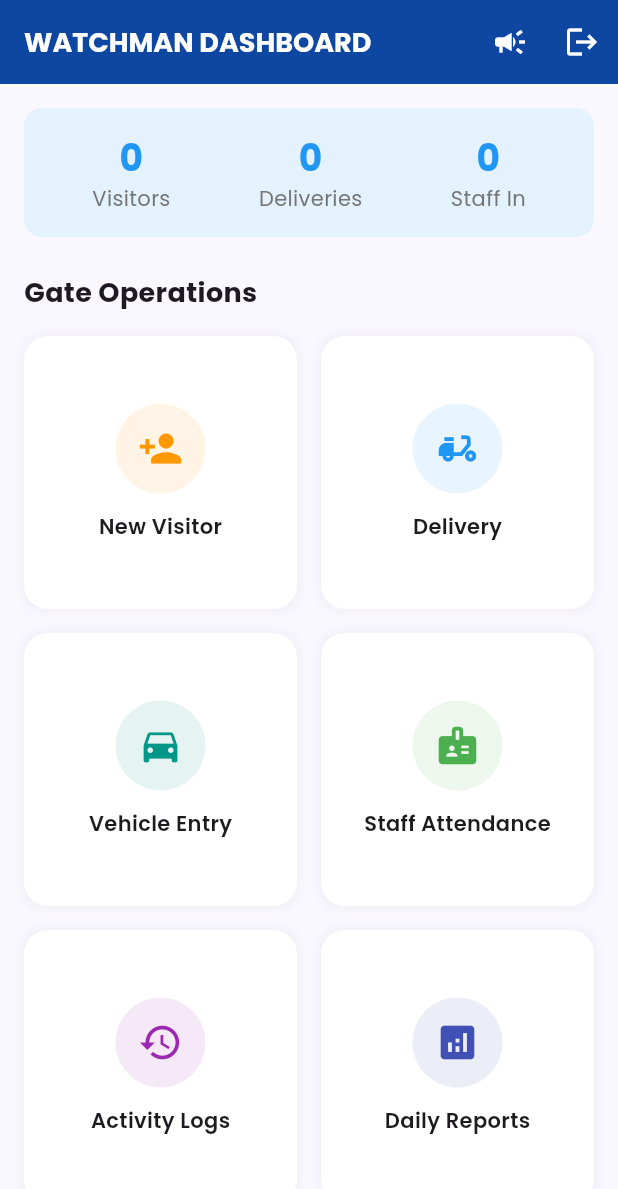
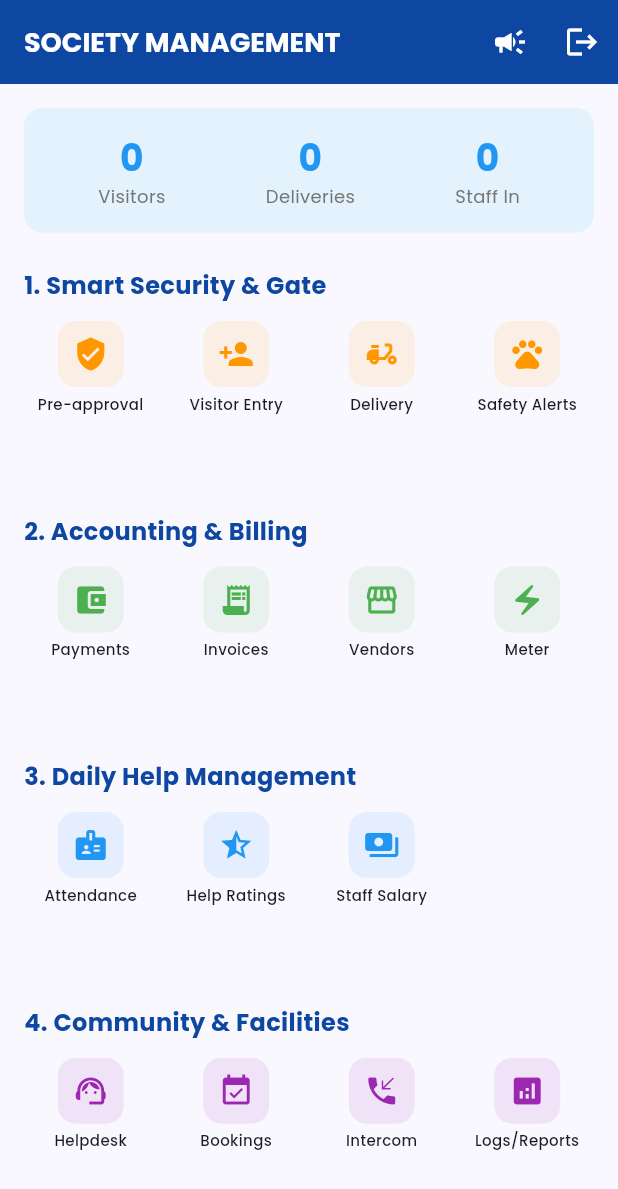
Before and after one commit to DipvisionInfotech/WatchmanApp, a Flutter app: the DashboardScreen screen opened directly, on a phone screen of 412 x 824 dp. Shown: the top 1189 px of the screen. Run offline on Flutter 3.47's test engine with Material 3 defaults, Android fonts, the phone set to English and light mode, and no system bars; our stand-ins replace font_awesome_flutter, google_fonts.

Commit message:
Add core features: Billing, Amenities, Helpdesk, and Pre-approvals

```diff
--- /dev/null
+++ b/lib/models/amenity.dart
@@ -0,0 +1,35 @@
+import 'package:flutter/material.dart';
+
+class Amenity {
+  final String id;
+  final String name;
+  final String description;
+  final IconData icon;
+  final bool isAvailable;
+
+  Amenity({
+    required this.id,
+    required this.name,
+    required this.description,
+    required this.icon,
+    this.isAvailable = true,
+  });
+}
+
+class AmenityBooking {
+  final String id;
+  final String amenityId;
+  final String residentName;
+  final DateTime startTime;
+  final DateTime endTime;
+  final String status; // pending, confirmed, cancelled
+
+  AmenityBooking({
+    required this.id,
+    required this.amenityId,
+    required this.residentName,
+    required this.startTime,
+    required this.endTime,
+    required this.status,
+  });
+}
--- /dev/null
+++ b/lib/models/bill.dart
@@ -0,0 +1,19 @@
+enum BillStatus { paid, unpaid, overdue }
+
+class Bill {
+  final String id;
+  final String title;
+  final double amount;
+  final DateTime dueDate;
+  final BillStatus status;
+  final String? gstNumber;
+
+  Bill({
+    required this.id,
+    required this.title,
+    required this.amount,
+    required this.dueDate,
+    this.status = BillStatus.unpaid,
+    this.gstNumber,
+  });
+}
--- /dev/null
+++ b/lib/models/complaint.dart
@@ -0,0 +1,19 @@
+enum ComplaintStatus { open, inProgress, resolved, closed }
+
+class Complaint {
+  final String id;
+  final String title;
+  final String description;
+  final String category;
+  final DateTime createdAt;
+  final ComplaintStatus status;
+
+  Complaint({
+    required this.id,
+    required this.title,
+    required this.description,
+    required this.category,
+    required this.createdAt,
+    this.status = ComplaintStatus.open,
+  });
+}
--- /dev/null
+++ b/lib/models/pre_approval.dart
@@ -0,0 +1,21 @@
+enum PreApprovalType { guest, delivery, cab }
+
+class PreApproval {
+  final String id;
+  final String name;
+  final String mobile;
+  final PreApprovalType type;
+  final String flatNumber;
+  final DateTime expectedDate;
+  final String code; // QR code or numeric code
+
+  PreApproval({
+    required this.id,
+    required this.name,
+    required this.mobile,
+    required this.type,
+    required this.flatNumber,
+    required this.expectedDate,
+    required this.code,
+  });
+}
--- a/lib/models/staff.dart
+++ b/lib/models/staff.dart
@@ -8,6 +8,8 @@ class Staff {
   final String? photoUrl;
   final bool isCheckedIn;
   final DateTime? lastCheckIn;
+  final double rating;
+  final double salary;
 
   Staff({
     required this.id,
@@ -17,5 +19,7 @@ class Staff {
     this.photoUrl,
     this.isCheckedIn = false,
     this.lastCheckIn,
+    this.rating = 4.5,
+    this.salary = 0,
   });
 }
--- a/lib/screens/dashboard_screen.dart
+++ b/lib/screens/dashboard_screen.dart
@@ -1,6 +1,7 @@
 import 'package:flutter/material.dart';
 import 'package:google_fonts/google_fonts.dart';
 import 'package:provider/provider.dart';
+import 'package:font_awesome_flutter/font_awesome_flutter.dart';
 import '../services/gate_provider.dart';
 import 'visitor_entry_screen.dart';
 import 'staff_management_screen.dart';
@@ -9,6 +10,10 @@ import 'vehicle_entry_screen.dart';
 import 'logs_screen.dart';
 import 'reports_screen.dart';
 import 'notices_screen.dart';
+import 'billing_screen.dart';
+import 'amenity_booking_screen.dart';
+import 'helpdesk_screen.dart';
+import 'pre_approval_screen.dart';
 
 class DashboardScreen extends StatelessWidget {
   const DashboardScreen({super.key});
@@ -17,7 +22,7 @@ class DashboardScreen extends StatelessWidget {
   Widget build(BuildContext context) {
     return Scaffold(
       appBar: AppBar(
-        title: Text('WATCHMAN DASHBOARD', style: GoogleFonts.poppins(fontWeight: FontWeight.bold, fontSize: 18)),
+        title: Text('SOCIETY MANAGEMENT', style: GoogleFonts.poppins(fontWeight: FontWeight.bold, fontSize: 18)),
         backgroundColor: Colors.blue.shade900,
         foregroundColor: Colors.white,
         actions: [
@@ -35,64 +40,178 @@ class DashboardScreen extends StatelessWidget {
           children: [
             _buildQuickStats(context),
             const SizedBox(height: 24),
-            Text('Gate Operations', style: GoogleFonts.poppins(fontSize: 18, fontWeight: FontWeight.bold)),
-            const SizedBox(height: 16),
-            GridView.count(
-              shrinkWrap: true,
-              physics: const NeverScrollableScrollPhysics(),
-              crossAxisCount: 2,
-              crossAxisSpacing: 16,
-              mainAxisSpacing: 16,
-              children: [
-                _buildMenuCard(
-                  context,
-                  'New Visitor',
-                  Icons.person_add,
-                  Colors.orange,
-                  () => Navigator.push(context, MaterialPageRoute(builder: (context) => const VisitorEntryScreen())),
-                ),
-                _buildMenuCard(
-                  context,
-                  'Delivery',
-                  Icons.delivery_dining,
-                  Colors.blue,
-                  () => Navigator.push(context, MaterialPageRoute(builder: (context) => const DeliveryManagementScreen())),
-                ),
-                _buildMenuCard(
-                  context,
-                  'Vehicle Entry',
-                  Icons.directions_car,
-                  Colors.teal,
-                  () => Navigator.push(context, MaterialPageRoute(builder: (context) => const VehicleEntryScreen())),
-                ),
-                _buildMenuCard(
-                  context,
-                  'Staff Attendance',
-                  Icons.badge,
-                  Colors.green,
-                  () => Navigator.push(context, MaterialPageRoute(builder: (context) => const StaffManagementScreen())),
-                ),
-                _buildMenuCard(
-                  context,
-                  'Activity Logs',
-                  Icons.history,
-                  Colors.purple,
-                  () => Navigator.push(context, MaterialPageRoute(builder: (context) => const LogsScreen())),
-                ),
-                _buildMenuCard(
-                  context,
-                  'Daily Reports',
-                  Icons.analytics,
-                  Colors.indigo,
-                  () => Navigator.push(context, MaterialPageRoute(builder: (context) => const ReportsScreen())),
-                ),
-              ],
-            ),
+
+            _buildSectionTitle('1. Smart Security & Gate'),
+            _buildFeatureGrid(context, [
+              _Feature(
+                'Pre-approval',
+                Icons.verified_user,
+                Colors.orange,
+                () => Navigator.push(context, MaterialPageRoute(builder: (context) => const PreApprovalScreen()))
+              ),
+              _Feature(
+                'Visitor Entry',
+                Icons.person_add,
+                Colors.orange,
+                () => Navigator.push(context, MaterialPageRoute(builder: (context) => const VisitorEntryScreen()))
+              ),
+              _Feature(
+                'Delivery',
+                Icons.delivery_dining,
+                Colors.orange,
+                () => Navigator.push(context, MaterialPageRoute(builder: (context) => const DeliveryManagementScreen()))
+              ),
+              _Feature(
+                'Safety Alerts',
+                Icons.pets,
+                Colors.orange,
+                () => _showPlaceholder(context, 'Child & Pet Safety')
+              ),
+            ]),
+
+            const SizedBox(height: 24),
+            _buildSectionTitle('2. Accounting & Billing'),
+            _buildFeatureGrid(context, [
+              _Feature(
+                'Payments',
+                Icons.account_balance_wallet,
+                Colors.green,
+                () => Navigator.push(context, MaterialPageRoute(builder: (context) => const BillingScreen()))
+              ),
+              _Feature(
+                'Invoices',
+                Icons.receipt_long,
+                Colors.green,
+                () => Navigator.push(context, MaterialPageRoute(builder: (context) => const BillingScreen()))
+              ),
+              _Feature(
+                'Vendors',
+                Icons.storefront,
+                Colors.green,
+                () => _showPlaceholder(context, 'Vendor Management')
+              ),
+              _Feature(
+                'Meter',
+                Icons.electric_bolt,
+                Colors.green,
+                () => _showPlaceholder(context, 'Prepaid Meter')
+              ),
+            ]),
+
+            const SizedBox(height: 24),
+            _buildSectionTitle('3. Daily Help Management'),
+            _buildFeatureGrid(context, [
+              _Feature(
+                'Attendance',
+                Icons.badge,
+                Colors.blue,
+                () => Navigator.push(context, MaterialPageRoute(builder: (context) => const StaffManagementScreen()))
+              ),
+              _Feature(
+                'Help Ratings',
+                Icons.star_half,
+                Colors.blue,
+                () => _showPlaceholder(context, 'Staff Ratings & Reviews')
+              ),
+              _Feature(
+                'Staff Salary',
+                Icons.payments,
+                Colors.blue,
+                () => _showPlaceholder(context, 'Salary Tracking')
+              ),
+            ]),
+
+            const SizedBox(height: 24),
+            _buildSectionTitle('4. Community & Facilities'),
+            _buildFeatureGrid(context, [
+              _Feature(
+                'Helpdesk',
+                Icons.support_agent,
+                Colors.purple,
+                () => Navigator.push(context, MaterialPageRoute(builder: (context) => const HelpdeskScreen()))
+              ),
+              _Feature(
+                'Bookings',
+                Icons.event_available,
+                Colors.purple,
+                () => Navigator.push(context, MaterialPageRoute(builder: (context) => const AmenityBookingScreen()))
+              ),
+              _Feature(
+                'Intercom',
+                Icons.phone_callback,
+                Colors.purple,
+                () => _showPlaceholder(context, 'Secure Internet Calling')
+              ),
+              _Feature(
+                'Logs/Reports',
+                Icons.analytics,
+                Colors.purple,
+                () => Navigator.push(context, MaterialPageRoute(builder: (context) => const LogsScreen()))
+              ),
+            ]),
+
             const SizedBox(height: 24),
             _buildEmergencySection(),
+            const SizedBox(height: 20),
           ],
         ),
       ),
+    );
+  }
+
+  Widget _buildSectionTitle(String title) {
+    return Padding(
+      padding: const EdgeInsets.only(bottom: 12),
+      child: Text(
+        title,
+        style: GoogleFonts.poppins(fontSize: 16, fontWeight: FontWeight.bold, color: Colors.blue.shade900)
+      ),
+    );
+  }
+
+  Widget _buildFeatureGrid(BuildContext context, List<_Feature> features) {
+    return GridView.builder(
+      shrinkWrap: true,
+      physics: const NeverScrollableScrollPhysics(),
+      gridDelegate: const SliverGridDelegateWithFixedCrossAxisCount(
+        crossAxisCount: 4,
+        crossAxisSpacing: 8,
+        mainAxisSpacing: 16,
+        childAspectRatio: 0.85,
+      ),
+      itemCount: features.length,
+      itemBuilder: (context, index) {
+        final f = features[index];
+        return InkWell(
+          onTap: f.onTap,
+          child: Column(
+            children: [
+              Container(
+                padding: const EdgeInsets.all(10),
+                decoration: BoxDecoration(
+                  color: f.color.withOpacity(0.1),
+                  borderRadius: BorderRadius.circular(12),
+                ),
+                child: Icon(f.icon, color: f.color, size: 24),
+              ),
+              const SizedBox(height: 4),
+              Text(
+                f.title,
+                textAlign: TextAlign.center,
+                style: GoogleFonts.poppins(fontSize: 10, fontWeight: FontWeight.w500),
+                maxLines: 2,
+                overflow: TextOverflow.ellipsis,
+              ),
+            ],
+          ),
+        );
+      },
+    );
+  }
+
+  void _showPlaceholder(BuildContext context, String title) {
+    ScaffoldMessenger.of(context).showSnackBar(
+      SnackBar(content: Text('$title feature coming soon!'), duration: const Duration(seconds: 1))
     );
   }
 
@@ -119,33 +238,8 @@ class DashboardScreen extends StatelessWidget {
     return Column(
       children: [
         Text(value, style: const TextStyle(fontSize: 24, fontWeight: FontWeight.bold, color: Colors.blue)),
-        Text(label, style: TextStyle(color: Colors.grey.shade600)),
+        Text(label, style: TextStyle(color: Colors.grey.shade600, fontSize: 12)),
       ],
-    );
-  }
-
-  Widget _buildMenuCard(BuildContext context, String title, IconData icon, Color color, VoidCallback onTap) {
-    return InkWell(
-      onTap: onTap,
-      child: Container(
-        decoration: BoxDecoration(
-          color: Colors.white,
-          borderRadius: BorderRadius.circular(16),
-          boxShadow: [BoxShadow(color: Colors.grey.withOpacity(0.1), spreadRadius: 2, blurRadius: 5)],
-        ),
-        child: Column(
-          mainAxisAlignment: MainAxisAlignment.center,
-          children: [
-            CircleAvatar(
-              backgroundColor: color.withOpacity(0.1),
-              radius: 30,
-              child: Icon(icon, color: color, size: 30),
-            ),
-            const SizedBox(height: 12),
-            Text(title, style: GoogleFonts.poppins(fontWeight: FontWeight.w600)),
-          ],
-        ),
-      ),
     );
   }
 
@@ -179,3 +273,12 @@ class DashboardScreen extends StatelessWidget {
     );
   }
 }
+
+class _Feature {
+  final String title;
+  final IconData icon;
+  final Color color;
+  final VoidCallback onTap;
+
+  _Feature(this.title, this.icon, this.color, this.onTap);
+}
--- a/lib/services/gate_provider.dart
+++ b/lib/services/gate_provider.dart
@@ -4,6 +4,10 @@ import '../models/staff.dart';
 import '../models/delivery.dart';
 import '../models/vehicle.dart';
 import '../models/notice.dart';
+import '../models/bill.dart';
+import '../models/amenity.dart';
+import '../models/pre_approval.dart';
+import '../models/complaint.dart';
 
 class GateProvider with ChangeNotifier {
   final List<Visitor> _visitors = [];
@@ -28,11 +32,46 @@ class GateProvider with ChangeNotifier {
     ),
   ];
 
+  final List<Bill> _bills = [
+    Bill(id: '1', title: 'July Maintenance', amount: 2500, dueDate: DateTime(2026, 7, 31), status: BillStatus.unpaid),
+    Bill(id: '2', title: 'Water Bill', amount: 450, dueDate: DateTime(2026, 7, 25), status: BillStatus.unpaid),
+  ];
+
+  final List<Amenity> _amenities = [
+    Amenity(id: '1', name: 'Clubhouse', description: 'Available for events', icon: Icons.meeting_room),
+    Amenity(id: '2', name: 'Swimming Pool', description: 'Open 6 AM - 10 PM', icon: Icons.pool),
+    Amenity(id: '3', name: 'Gym', description: '24/7 Access', icon: Icons.fitness_center),
+  ];
+
+  final List<PreApproval> _preApprovals = [];
+  final List<Complaint> _complaints = [];
+
   List<Visitor> get visitors => [..._visitors];
   List<Staff> get staffMembers => [..._staffMembers];
   List<Delivery> get deliveries => [..._deliveries];
   List<Vehicle> get vehicles => [..._vehicles];
   List<Notice> get notices => [..._notices];
+  List<Bill> get bills => [..._bills];
+  List<Amenity> get amenities => [..._amenities];
+  List<PreApproval> get preApprovals => [..._preApprovals];
+  List<Complaint> get complaints => [..._complaints];
+
+  double get totalDues => _bills.where((b) => b.status != BillStatus.paid).fold(0, (sum, item) => sum + item.amount);
+
+  void addBill(Bill bill) {
+    _bills.add(bill);
+    notifyListeners();
+  }
+
+  void addComplaint(Complaint complaint) {
+    _complaints.add(complaint);
+    notifyListeners();
+  }
+
+  void addPreApproval(PreApproval preApproval) {
+    _preApprovals.add(preApproval);
+    notifyListeners();
+  }
 
   void addVehicle(Vehicle vehicle) {
     _vehicles.add(vehicle);
```
Also changed, not shown: lib/screens/amenity_booking_screen.dart (added, +38 -0 lines), lib/screens/billing_screen.dart (added, +66 -0 lines), lib/screens/helpdesk_screen.dart (added, +122 -0 lines), lib/screens/pre_approval_screen.dart (added, +112 -0 lines).
